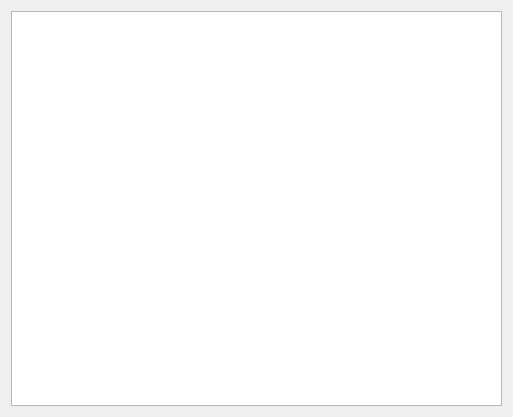
Before: the Qt Designer form usr/RL/TestMaze_II/testmaze_ii.ui in cambyse/PO-LGP, drawn with Qt 5.
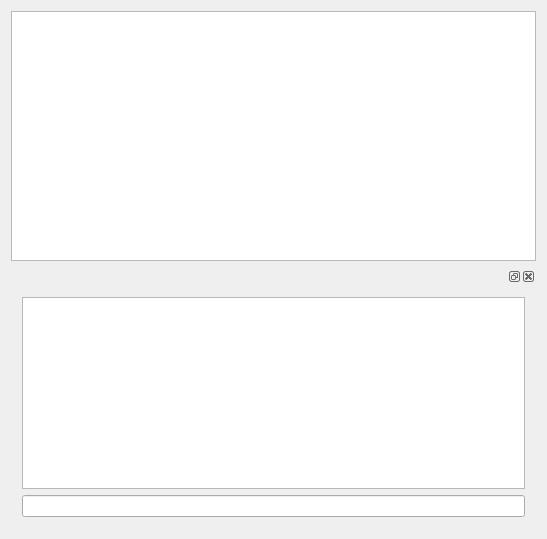
After: the same form once the commit is applied.

Commit message: TestMazeII: added a simple console

What changed in the file:
```diff
--- a/usr/RL/TestMaze_II/testmaze_ii.ui
+++ b/usr/RL/TestMaze_II/testmaze_ii.ui
@@ -6,8 +6,8 @@
    <rect>
     <x>0</x>
     <y>0</y>
-    <width>513</width>
-    <height>417</height>
+    <width>547</width>
+    <height>539</height>
    </rect>
   </property>
   <property name="windowTitle">
@@ -17,6 +17,24 @@
    <item row="0" column="0">
     <widget class="QGraphicsView" name="graphicsView"/>
    </item>
+   <item row="1" column="0">
+    <widget class="QDockWidget" name="_wConsoleWidget">
+     <widget class="QWidget" name="dockWidgetContents">
+      <layout class="QGridLayout" name="gridLayout_2">
+       <item row="1" column="0">
+        <widget class="QLineEdit" name="_wConsoleInput"/>
+       </item>
+       <item row="0" column="0">
+        <widget class="QPlainTextEdit" name="_wConsoleOutput">
+         <property name="readOnly">
+          <bool>true</bool>
+         </property>
+        </widget>
+       </item>
+      </layout>
+     </widget>
+    </widget>
+   </item>
   </layout>
  </widget>
  <layoutdefault spacing="6" margin="11"/>
```
Left out of the diff: 22 changed lines with no effect on the pictures. The commit also changes 2 other files.
